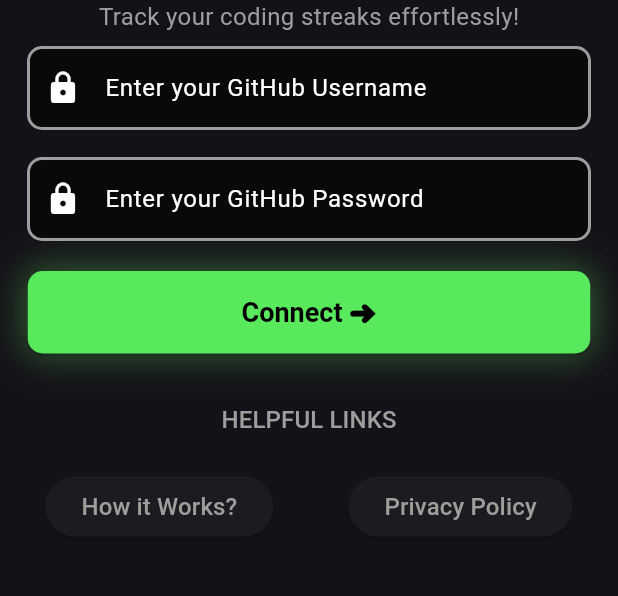
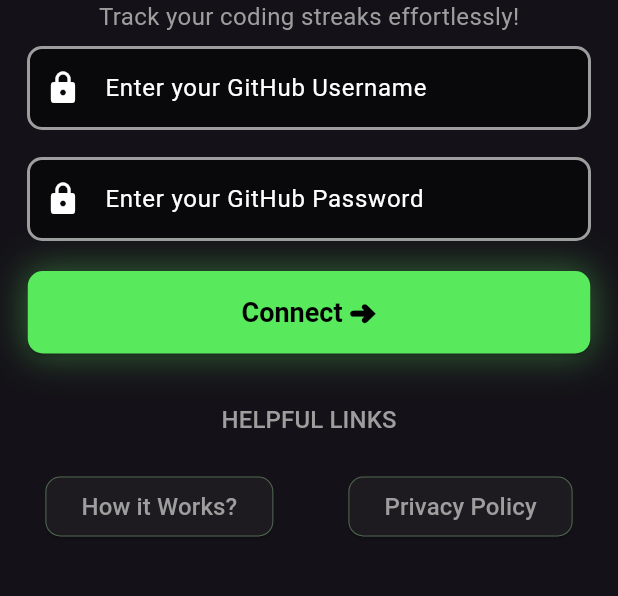
Before and after one commit to zen-void59/Git-Streak-App, a Flutter app: the screen it shows after launch, on a phone screen of 412 x 824 dp, the part 251-847 px from its top. Run offline on Flutter 3.47's test engine with Material 3 defaults, Android fonts, the phone set to English and light mode, and no system bars.

Commit message:
some updates

```diff
--- a/lib/login_page.dart
+++ b/lib/login_page.dart
@@ -135,6 +135,13 @@
               children: [
                 ElevatedButton(
                   onPressed: () {},
+                   style: ElevatedButton.styleFrom(
+                   // backgroundColor: const Color.fromARGB(156, 57, 55, 55),
+                    shape: RoundedRectangleBorder(
+                      borderRadius: BorderRadius.circular(10),
+                      side: const BorderSide(color: Color.fromARGB(255, 78, 101, 78), width: 0.7),
+                    ),
+                  ),
                   child: const Text(
                     'How it Works?',
                     style: TextStyle(
@@ -146,6 +153,13 @@
                 const SizedBox(width: 50),
                 ElevatedButton(
                   onPressed: () {},
+                  style: ElevatedButton.styleFrom(
+                    //backgroundColor: const Color.fromARGB(156, 57, 55, 55),
+                    shape: RoundedRectangleBorder(
+                      borderRadius: BorderRadius.circular(10),
+                      side: const BorderSide(color: Color.fromARGB(255, 78, 101, 78), width: 0.7),
+                    ),
+                  ),
                   child: const Text(
                     'Privacy Policy',
                     style: TextStyle(
```
